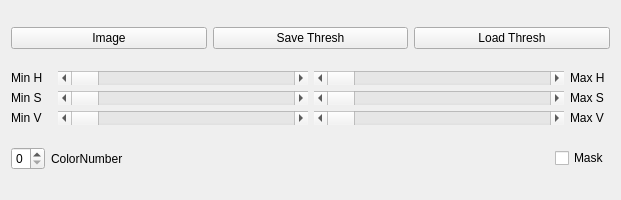
Qt form src/ortho_cams/ortho_cam_v2.ui (vu-arma-dev/orthogonal-camera) before a commit.
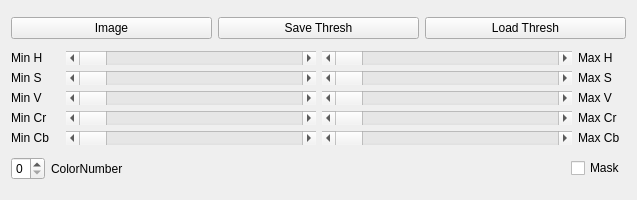
The same form after that commit.

What changed in the file:
```diff
--- a/src/ortho_cams/ortho_cam_v2.ui
+++ b/src/ortho_cams/ortho_cam_v2.ui
@@ -6,7 +6,7 @@
    <rect>
     <x>0</x>
     <y>0</y>
-    <width>621</width>
+    <width>637</width>
     <height>200</height>
    </rect>
   </property>
@@ -120,6 +120,26 @@
        </property>
       </widget>
      </item>
+     <item row="4" column="1">
+      <widget class="QScrollBar" name="minCbBar">
+       <property name="maximum">
+        <number>255</number>
+       </property>
+       <property name="orientation">
+        <enum>Qt::Horizontal</enum>
+       </property>
+      </widget>
+     </item>
+     <item row="3" column="2">
+      <widget class="QScrollBar" name="maxCrBar">
+       <property name="maximum">
+        <number>255</number>
+       </property>
+       <property name="orientation">
+        <enum>Qt::Horizontal</enum>
+       </property>
+      </widget>
+     </item>
      <item row="2" column="1">
       <widget class="QScrollBar" name="minVBar">
        <property name="maximum">
@@ -130,9 +150,57 @@
        </property>
       </widget>
      </item>
+     <item row="4" column="2">
+      <widget class="QScrollBar" name="maxCbBar">
+       <property name="maximum">
+        <number>255</number>
+       </property>
+       <property name="orientation">
+        <enum>Qt::Horizontal</enum>
+       </property>
+      </widget>
+     </item>
+     <item row="4" column="3">
+      <widget class="QLabel" name="label_10">
+       <property name="text">
+        <string>Max Cb</string>
+       </property>
+      </widget>
+     </item>
+     <item row="3" column="3">
+      <widget class="QLabel" name="label_9">
+       <property name="text">
+        <string>Max Cr</string>
+       </property>
+      </widget>
+     </item>
+     <item row="3" column="1">
+      <widget class="QScrollBar" name="minCrBar">
+       <property name="maximum">
+        <number>255</number>
+       </property>
+       <property name="orientation">
+        <enum>Qt::Horizontal</enum>
+       </property>
+      </widget>
+     </item>
+     <item row="4" column="0">
+      <widget class="QLabel" name="label_20">
+       <property name="text">
+        <string>Min Cb</string>
+       </property>
+      </widget>
+     </item>
+     <item row="3" column="0">
+      <widget class="QLabel" name="label_8">
+       <property name="text">
+        <string>Min Cr</string>
+       </property>
+      </widget>
+     </item>
     </layout>
    </item>
-   <item row="4" column="0">
+   <item row="5" column="0">
     <layout class="QGridLayout" name="gridLayout_3">
      <item row="0" column="4">
       <widget class="QCheckBox" name="maskCheck">
```
